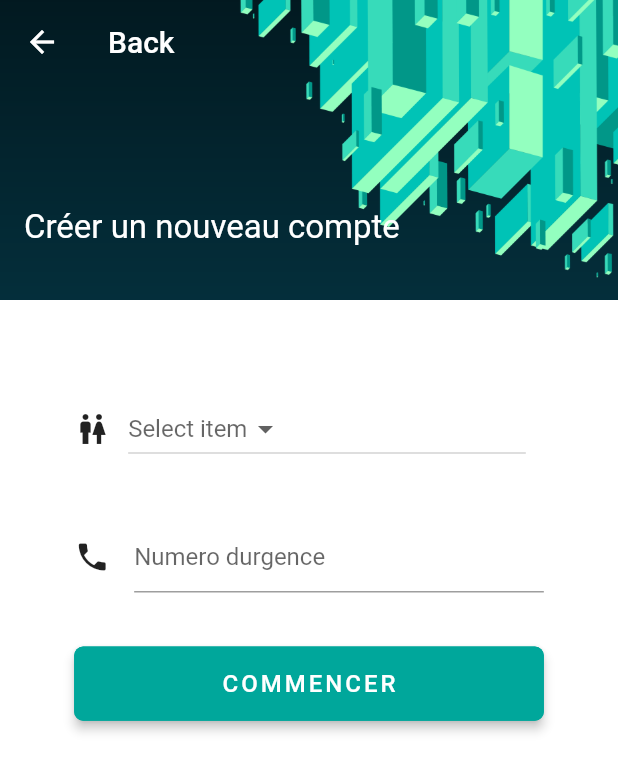
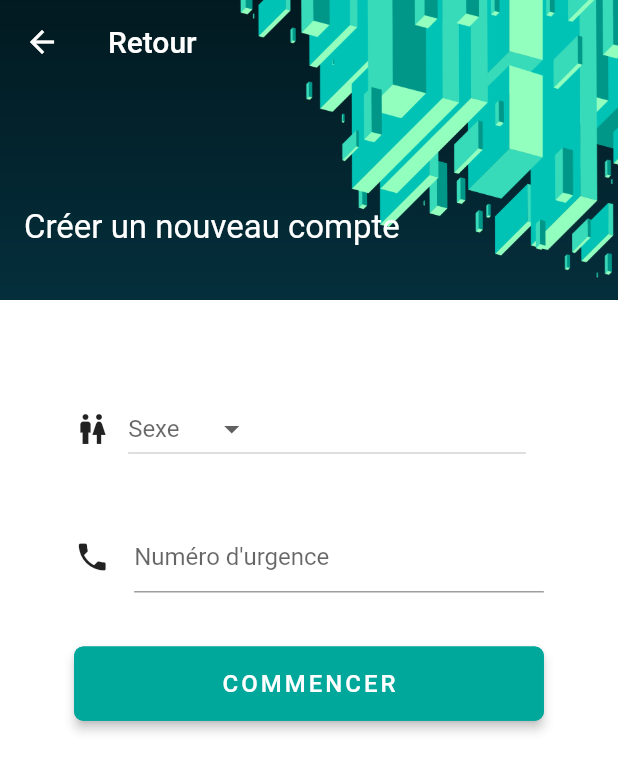
Before and after one commit to nassimiheb/covid19, a Flutter app: the Inscrivez2_page screen opened directly, on a phone screen of 412 x 824 dp. Shown: the top 772 px of the screen. Run offline on Flutter 3.47's test engine with Material 2 defaults, Android fonts, the phone set to English and light mode, and no system bars; our stand-ins replace shared_preferences; accounts and stored records are empty.

```diff
--- /dev/null
+++ b/lib/models/user.dart
@@ -0,0 +1,26 @@
+
+import '../pages/inscriver_suite2.dart';
+
+class User{
+  String userName;
+  String password;
+  String phoneNumber;
+  String firstName;
+  String familyName;
+  int age;
+  Item gender;
+  String secondaryNum;
+
+  User({
+    this.userName,
+    this.password,
+    this.phoneNumber,
+    this.firstName,
+    this.familyName,
+    this.age,
+    this.gender,
+    this.secondaryNum,
+  }
+  );
+
+}
--- a/lib/pages/inscriver_suite2.dart
+++ b/lib/pages/inscriver_suite2.dart
@@ -1,5 +1,11 @@
 
+import 'dart:convert';
+
+import 'package:covid19/models/user.dart';
 import 'package:flutter/material.dart';
+import 'package:http/http.dart' as http;
+import 'package:covid19/pages/home_page.dart';
+import 'package:shared_preferences/shared_preferences.dart';
 
 class Inscrivez2_page extends StatefulWidget {
   final String username;
@@ -22,10 +28,11 @@ class _Inscrivez2_pageState extends State<Inscrivez2_page> {
   String _emergencyphone="";
    Item selectedGender;
   List<Item> users = <Item>[
-    const Item('homme',),
-    const Item('femme',),
+    const Item('Homme',),
+    const Item('Femme',),
 
   ];
+  bool _isLoading = false;
 
   @override
   Widget build(BuildContext context) {
@@ -48,7 +55,7 @@ class _Inscrivez2_pageState extends State<Inscrivez2_page> {
                     crossAxisAlignment: CrossAxisAlignment.start,
                     children: <Widget>[
                       AppBar(
-                        title: new Text('Back'),
+                        title: new Text('Retour'),
                         backgroundColor: Colors.transparent,
                         elevation: 0.0,
                       ),
@@ -63,7 +70,7 @@ class _Inscrivez2_pageState extends State<Inscrivez2_page> {
               backgroundColor: Colors.transparent,
               body: new Container(
                 color: Colors.white,
-                child: new Center(
+                child:  _isLoading ? Center(child: CircularProgressIndicator()) : Center(
                     child: Column(
                   children: <Widget>[
                     Container(
@@ -91,7 +98,10 @@ class _Inscrivez2_pageState extends State<Inscrivez2_page> {
                                   borderRadius: new BorderRadius.circular(6.0),
                                   side: BorderSide(color: Color(0xFF00A79B))),
                               onPressed: () {
-                                if(selectedGender!=null&&_emergencyphone!=""){}
+                                if(selectedGender!=null&&_emergencyphone!=""){
+                                  // put all the infos into database;
+                                  signIn(widget.username, widget.password, widget.phone, widget.prenom, widget.nom, widget.age, selectedGender, _emergencyphone);
+                                }
 
                               },
                               color: Color(0xFF00A79B),
@@ -113,6 +123,25 @@ class _Inscrivez2_pageState extends State<Inscrivez2_page> {
     );
   }
 
+  signIn(String username, String password, String phoneNumber, String firstName, String familyName, int age, Item gender, String secondaryNum) async {
+    User user = new User(userName: username, password: password, phoneNumber: phoneNumber, firstName: firstName, familyName: familyName, age: age, gender: gender, secondaryNum: secondaryNum);
+    var jsonData;
+    SharedPreferences sharedPreferences = await SharedPreferences.getInstance();
+    var response = await http.post("url", body: user);
+    if (response.statusCode == 200) {
+      jsonData = json.decode(response.body);
+      setState(() {
+        _isLoading = false;
+        sharedPreferences.setString("token", jsonData['token']);
+        Navigator.of(context).pushAndRemoveUntil(MaterialPageRoute(builder: (BuildContext context) => LoginPage()), (Route<dynamic> route) => false);
+
+      });
+    }
+    else {
+      print(response.body);
+    }
+  }
+
   Widget showNameInput() {
     return Padding(
       padding: const EdgeInsets.fromLTRB(0.0, 50.0, 0.0, 0.0),
@@ -124,7 +153,7 @@ class _Inscrivez2_pageState extends State<Inscrivez2_page> {
        Container(
          padding: EdgeInsets.all(12),
          child: DropdownButton<Item>(
-            hint:  Text("Select item"),
+            hint:  Text("Sexe"),
             value: selectedGender,
             onChanged: (Item Value) {
               setState(() {
@@ -164,12 +193,12 @@ class _Inscrivez2_pageState extends State<Inscrivez2_page> {
         obscureText: false,
         autofocus: false,
         decoration: new InputDecoration(
-            hintText: 'Numero d''urgence',
+            hintText: "Numéro d'urgence",
             icon: new Icon(
               Icons.phone,
               color: Colors.black87,
             )),
-        validator: (value) => value.isEmpty ? 'Phone can\'t be empty' : null,
+        validator: (value) => value.isEmpty ? 'Veuillez saisir un numéro' : null,
       ),
     );
   }
--- a/lib/pages/inscrivez.dart
+++ b/lib/pages/inscrivez.dart
@@ -1,5 +1,6 @@
 import 'package:covid19/pages/inscrivez_suite1.dart';
 import 'package:flutter/material.dart';
+import 'package:http/http.dart';
 
 class Inscrivez_page extends StatefulWidget {
   @override
@@ -31,7 +32,7 @@ class _Inscrivez_pageState extends State<Inscrivez_page> {
                     crossAxisAlignment: CrossAxisAlignment.start,
                     children: <Widget>[
                       AppBar(
-                        title: new Text('Back'),
+                        title: new Text('Retour'),
                         backgroundColor: Colors.transparent,
                         elevation: 0.0,
                       ),
@@ -120,7 +121,7 @@ class _Inscrivez_pageState extends State<Inscrivez_page> {
         keyboardType: TextInputType.emailAddress,
         autofocus: false,
         decoration: new InputDecoration(
-            hintText: 'Username',
+            hintText: "Nom d'utilisateur",
             icon: new Icon(
               Icons.person,
               color: Colors.black87,
@@ -141,7 +142,7 @@ class _Inscrivez_pageState extends State<Inscrivez_page> {
         maxLines: 1,
         autofocus: false,
         decoration: new InputDecoration(
-            hintText: 'Numero de telephone',
+            hintText: 'Numéro de telephone',
             icon: new Icon(
               Icons.phone,
               color: Colors.black87,
```
Also changed, not shown: lib/main.dart (+39 -4 lines), lib/pages/home_page.dart (added, +16 -0 lines).
